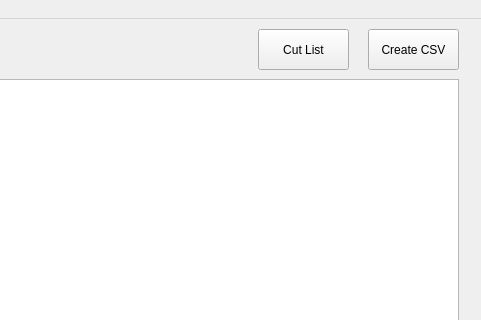
The window that inventorywindow.ui (EtoDrowsy/CS499) describes before a commit, drawn with Qt 5; both pictures show x 482 to 963 and y 0 to 320 of the 963 by 600 pixel window.
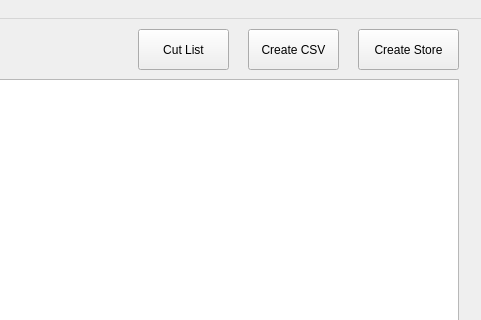
The same window after the commit.

Commit message: Initial HTML linking setup

```diff
--- a/inventorywindow.ui
+++ b/inventorywindow.ui
@@ -75,7 +75,7 @@
    <widget class="QPushButton" name="createCSVButton">
     <property name="geometry">
      <rect>
-      <x>850</x>
+      <x>730</x>
       <y>10</y>
       <width>91</width>
       <height>41</height>
@@ -101,7 +101,7 @@
    <widget class="QPushButton" name="pushButton">
     <property name="geometry">
      <rect>
-      <x>740</x>
+      <x>620</x>
       <y>10</y>
       <width>91</width>
       <height>41</height>
@@ -111,6 +111,19 @@
      <string>Cut List</string>
     </property>
    </widget>
+   <widget class="QPushButton" name="HTMLGenButton">
+    <property name="geometry">
+     <rect>
+      <x>840</x>
+      <y>10</y>
+      <width>101</width>
+      <height>41</height>
+     </rect>
+    </property>
+    <property name="text">
+     <string>Create Store</string>
+    </property>
+   </widget>
   </widget>
   <widget class="QMenuBar" name="menubar">
    <property name="geometry">
```
The commit also changes 3 other files.
